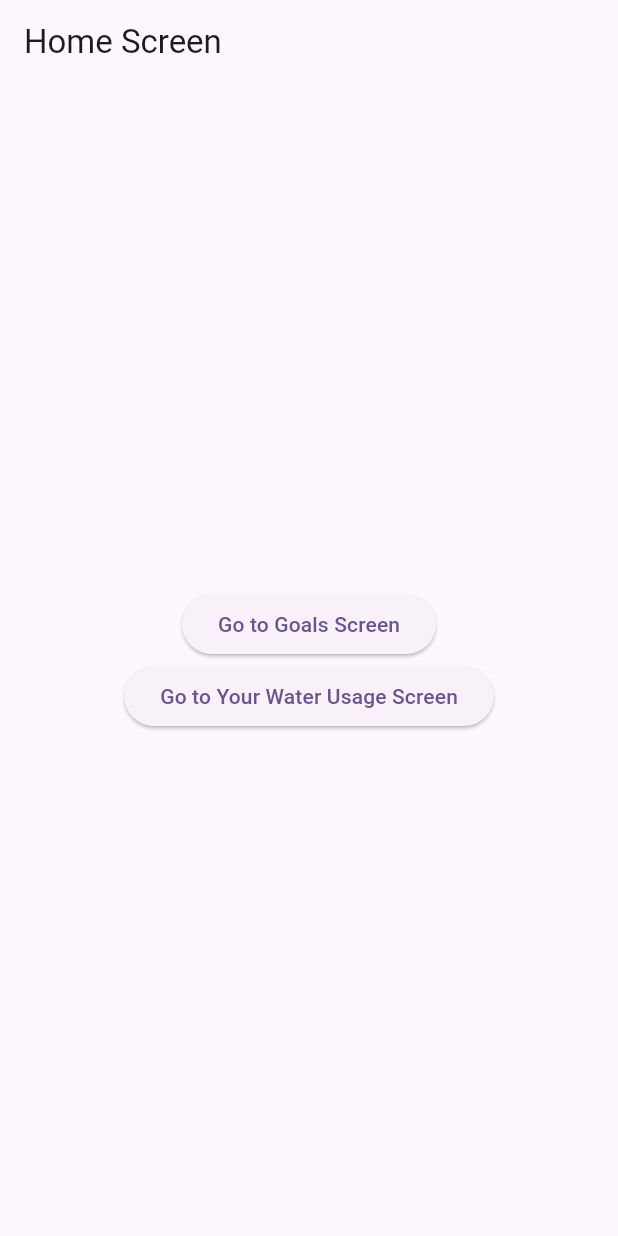
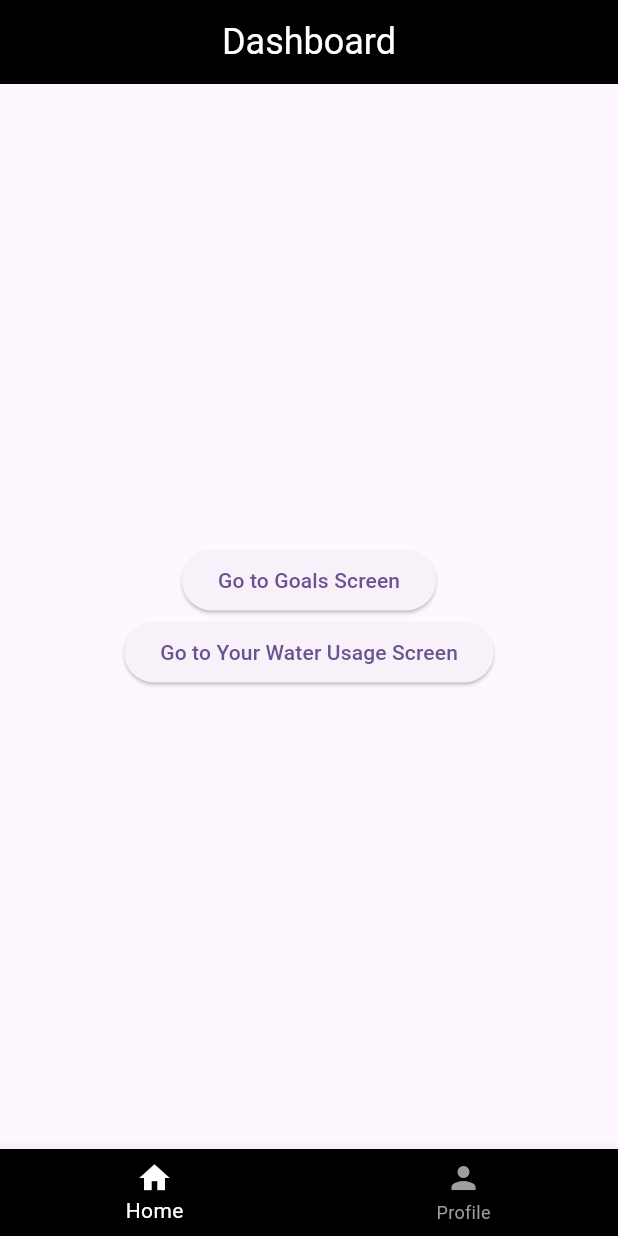
Before and after one commit to Lo-Yan/HydroMind-App, a Flutter app: the screen it shows after launch, after a tap on "SKIP", after a tap on "START", on a phone screen of 412 x 824 dp. Run offline on Flutter 3.47's test engine with Material 2 defaults, Android fonts, the phone set to English and light mode, and no system bars; our stand-ins replace firebase_core; accounts and stored records are empty.

Commit message:
add bottom navigation bar

```diff
--- /dev/null
+++ b/lib/screens/bottom_nav_bar.dart
@@ -0,0 +1,46 @@
+import 'package:flutter/material.dart';
+import 'home_screen.dart';
+import 'profile_screen.dart';
+
+class BottomNavBar extends StatefulWidget {
+  const BottomNavBar({Key? key}) : super(key: key);
+
+  @override
+  _BottomNavBarState createState() => _BottomNavBarState();
+}
+
+class _BottomNavBarState extends State<BottomNavBar> {
+  int _currentIndex = 0;
+  final List<Widget> _screens = [
+    HomeScreen(),
+    ProfileScreen(),
+  ];
+
+  @override
+  Widget build(BuildContext context) {
+    return Scaffold(
+      body: _screens[_currentIndex],
+      bottomNavigationBar: BottomNavigationBar(
+        currentIndex: _currentIndex,
+        onTap: (index) {
+          setState(() {
+            _currentIndex = index;
+          });
+        },
+        backgroundColor: Colors.black, // Set the background color to black
+        selectedItemColor: Colors.white, // Set the selected item color to white
+        unselectedItemColor: Colors.grey, // Set the unselected item color to grey
+        items: const [
+          BottomNavigationBarItem(
+            icon: Icon(Icons.home),
+            label: 'Home',
+          ),
+          BottomNavigationBarItem(
+            icon: Icon(Icons.person),
+            label: 'Profile',
+          ),
+        ],
+      ),
+    );
+  }
+}
--- a/lib/screens/detail_screen.dart
+++ /dev/null
@@ -1,17 +0,0 @@
-import 'package:flutter/material.dart';
-
-class DetailScreen extends StatelessWidget {
-  const DetailScreen({Key? key});
-
-  @override
-  Widget build(BuildContext context) {
-    return Scaffold(
-      appBar: AppBar(
-        title: const Text('Detail Screen'),
-      ),
-      body: Center(
-        child: const Text('This is the detail screen.'),
-      ),
-    );
-  }
-}
--- a/lib/screens/home_screen.dart
+++ b/lib/screens/home_screen.dart
@@ -13,8 +13,16 @@ class HomeScreen extends StatelessWidget {
   Widget build(BuildContext context) {
     return Scaffold(
       appBar: AppBar(
-        title: const Text('Home Screen'),
+        title: Text(
+          'Dashboard',
+          style: TextStyle(
+            color: Colors.white,
+            fontSize: 24, // Increase the font size of the title
+          ),
+        ),
+        centerTitle: true, // Center align the title
         automaticallyImplyLeading: false, // Add this line to remove the back button
+        backgroundColor: Colors.black, // Set the background color to black
       ),
       body: Center(
         child: Column(
--- a/lib/screens/intro_screen.dart
+++ b/lib/screens/intro_screen.dart
@@ -63,7 +63,7 @@ class _IntroScreenState extends State<IntroScreen> with SingleTickerProviderStat
           child: Container(
             width: 300,
             height: 300,
-            child: Image.asset('assets/HydroMindLogo.png'), // Replace with your logo image asset
+            child: Image.asset('assets/HydroMindLogo.png'),
           ),
         ),
       ),
--- a/lib/screens/onboarding_screen.dart
+++ b/lib/screens/onboarding_screen.dart
@@ -6,7 +6,7 @@ when the user swipe left/ right, they can see the different traffic light
 import 'package:flutter/material.dart';
 import 'size_config.dart';
 import 'onboarding_contents.dart';
-import 'home_screen.dart';
+import 'bottom_nav_bar.dart';
 
 class OnboardingScreen extends StatefulWidget {
   const OnboardingScreen({Key? key}) : super(key: key);
@@ -50,7 +50,7 @@ class _OnboardingScreenState extends State<OnboardingScreen> {
   void navigateToHomeScreen() {
     Navigator.push(
       context,
-      MaterialPageRoute(builder: (context) => HomeScreen()),
+      MaterialPageRoute(builder: (context) => BottomNavBar()),
     );
   }
 
```
Also changed, not shown: lib/screens/profile_screen.dart (added, +30 -0 lines), lib/screens/test.dart (added, +82 -0 lines).
